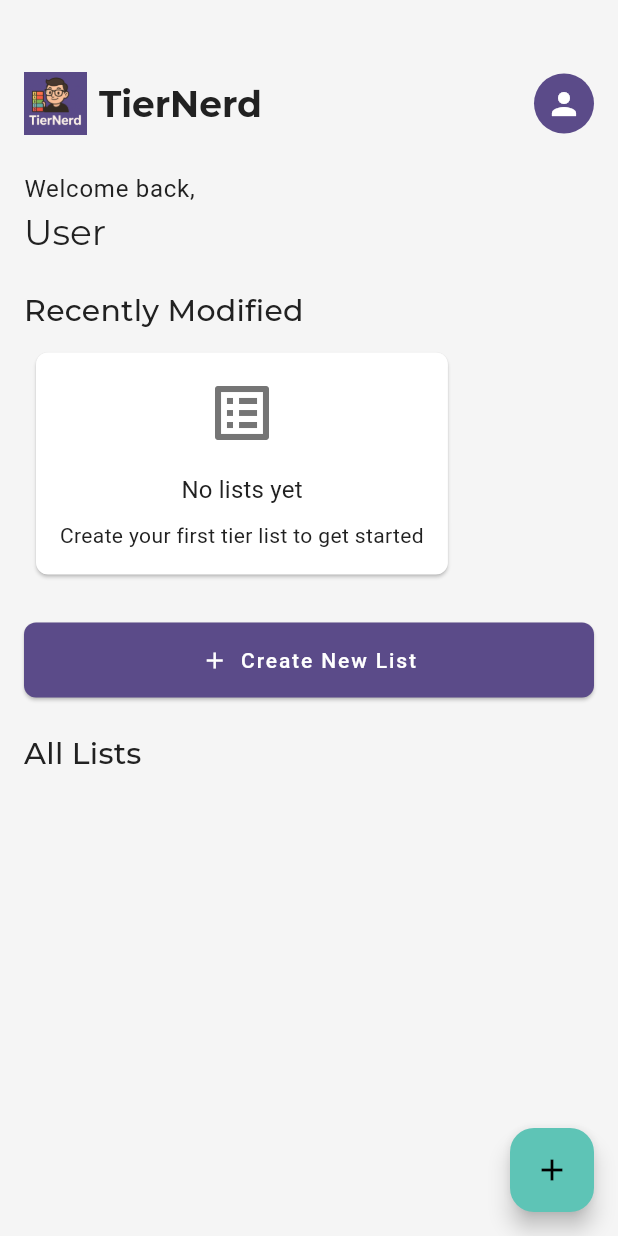
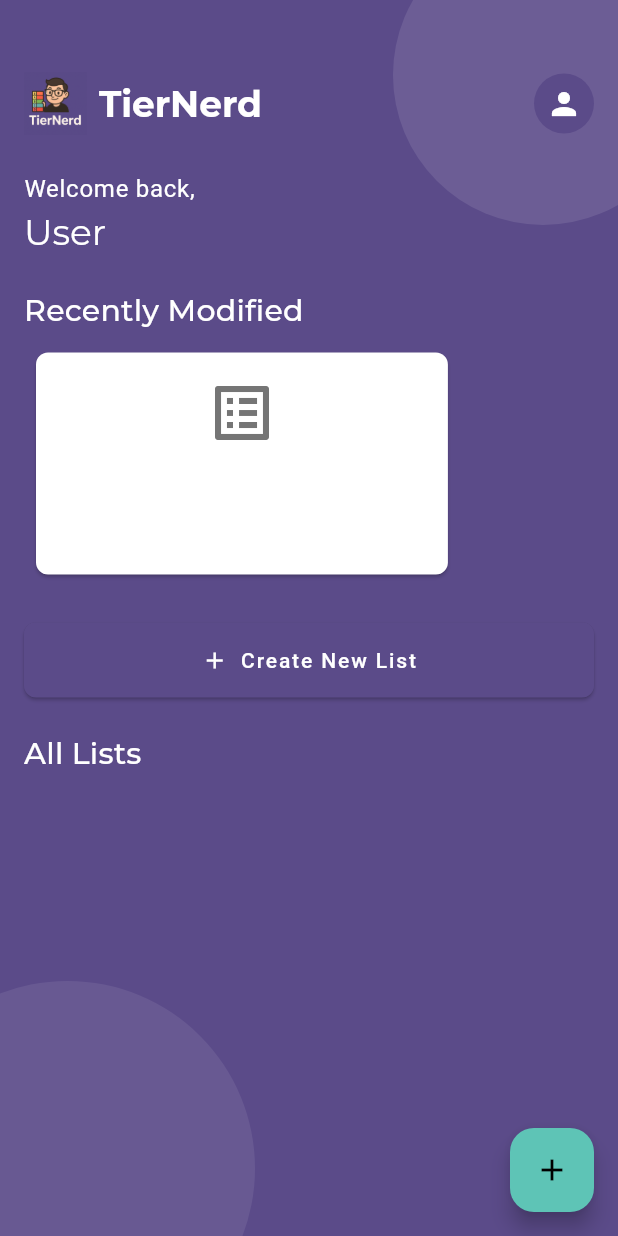
Before and after one commit to Waxmard/rinking-epp, a Flutter app: the HomeScreen screen opened by its route, on a phone screen of 412 x 824 dp. Run offline on Flutter 3.47's test engine with Material 3 defaults, Android fonts, the phone set to English and light mode, and no system bars; our stand-ins replace flutter_dotenv, flutter_secure_storage, google_fonts, google_sign_in; accounts and stored records are empty; network calls fail.

Commit message:
feat(ui): enhance home screen with new styling and layout
Updates the home screen with improved text color to increase
contrast and readability. Applies a gradient background and
decorative elements for better visual aesthetics. Adjusts
various text styles to ensure consistency across titles and
messages, making the UI more cohesive and visually appealing.

```diff
--- a/ui/lib/screens/home_screen.dart
+++ b/ui/lib/screens/home_screen.dart
@@ -37,8 +37,54 @@ class _HomeScreenState extends State<HomeScreen> {
     final theme = Theme.of(context);
 
     return Scaffold(
+      backgroundColor: AppTheme.primaryColor, // Same purple as login screen
       body: SafeArea(
-        child: CustomScrollView(
+        child: Container(
+          decoration: BoxDecoration(
+            // Add subtle gradient background like login screen
+            gradient: LinearGradient(
+              begin: Alignment.topCenter,
+              end: Alignment.bottomCenter,
+              colors: [
+                AppTheme.primaryColor,
+                AppTheme.primaryColor.withOpacity(0.8),
+              ],
+            ),
+          ),
+          child: Stack(
+            children: [
+              // Add decorative background elements
+              Positioned(
+                top: -50,
+                right: -50,
+                child: Opacity(
+                  opacity: 0.1,
+                  child: Container(
+                    height: 200,
+                    width: 200,
+                    decoration: BoxDecoration(
+                      shape: BoxShape.circle,
+                      color: Colors.white,
+                    ),
+                  ),
+                ),
+              ),
+              Positioned(
+                bottom: -80,
+                left: -80,
+                child: Opacity(
+                  opacity: 0.08,
+                  child: Container(
+                    height: 250,
+                    width: 250,
+                    decoration: BoxDecoration(
+                      shape: BoxShape.circle,
+                      color: Colors.white,
+                    ),
+                  ),
+                ),
+              ),
+              CustomScrollView(
         slivers: [
           // Main content
           SliverToBoxAdapter(
@@ -69,6 +115,7 @@ class _HomeScreenState extends State<HomeScreen> {
                               'TierNerd',
                               style: theme.textTheme.headlineSmall?.copyWith(
                                 fontWeight: FontWeight.bold,
+                                color: Colors.white,
                               ),
                             ),
                           ],
@@ -99,11 +146,11 @@ class _HomeScreenState extends State<HomeScreen> {
                   // Greeting
                   Text(
                     'Welcome back,',
-                    style: theme.textTheme.bodyLarge,
+                    style: theme.textTheme.bodyLarge?.copyWith(color: Colors.white),
                   ),
                   Text(
                     userData?['displayName'] ?? 'User',
-                    style: theme.textTheme.headlineSmall,
+                    style: theme.textTheme.headlineSmall?.copyWith(color: Colors.white),
                   ),
                   const SizedBox(height: 24),
                 ],
@@ -120,7 +167,7 @@ class _HomeScreenState extends State<HomeScreen> {
                 children: [
                   Text(
                     'Recently Modified',
-                    style: theme.textTheme.titleLarge,
+                    style: theme.textTheme.titleLarge?.copyWith(color: Colors.white),
                   ),
                   const SizedBox(height: 8),
                   if (listProvider.isLoading && listProvider.recentList == null)
@@ -153,12 +200,12 @@ class _HomeScreenState extends State<HomeScreen> {
                             const SizedBox(height: 16),
                             Text(
                               'No lists yet',
-                              style: theme.textTheme.titleMedium,
+                              style: theme.textTheme.titleMedium?.copyWith(color: Colors.white70),
                             ),
                             const SizedBox(height: 8),
                             Text(
                               'Create your first tier list to get started',
-                              style: theme.textTheme.bodyMedium,
+                              style: theme.textTheme.bodyMedium?.copyWith(color: Colors.white70),
                               textAlign: TextAlign.center,
                             ),
                           ],
@@ -183,7 +230,7 @@ class _HomeScreenState extends State<HomeScreen> {
                   // All Lists Section Title
                   Text(
                     'All Lists',
-                    style: theme.textTheme.titleLarge,
+                    style: theme.textTheme.titleLarge?.copyWith(color: Colors.white),
                   ),
                   const SizedBox(height: 8),
                 ],
@@ -237,7 +284,10 @@ class _HomeScreenState extends State<HomeScreen> {
           ),
         ],
       ),
-    ),
+            ],
+          ),
+        ),
+      ),
       floatingActionButton: FloatingActionButton(
         onPressed: () {
           // TODO: Navigate to create list screen (same as the button)
```
